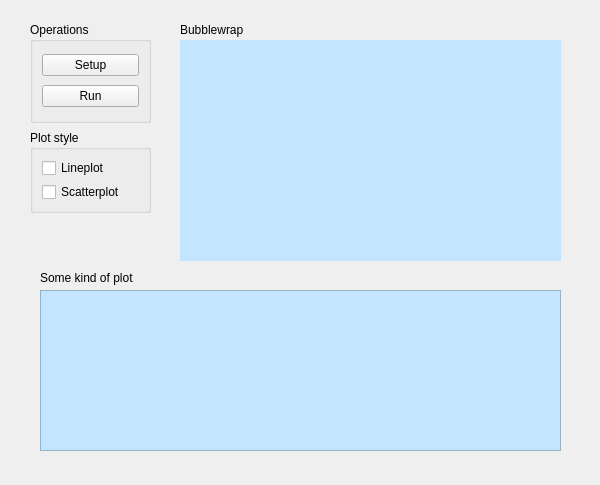
Qt form demos/bubblewrap/actors/improv_bubble.ui (project-improv/improv) before a commit.
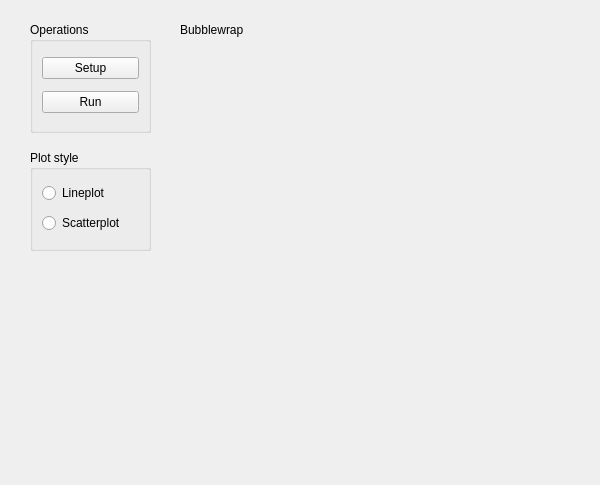
The same form after that commit.

Commit message: changed checkbox to radiobutton

The edit to the form file:
```diff
--- a/demos/bubblewrap/actors/improv_bubble.ui
+++ b/demos/bubblewrap/actors/improv_bubble.ui
@@ -22,7 +22,7 @@
      <x>30</x>
      <y>22</y>
      <width>121</width>
-     <height>101</height>
+     <height>111</height>
     </rect>
    </property>
    <property name="title">
@@ -68,9 +68,9 @@
    <property name="geometry">
     <rect>
      <x>30</x>
-     <y>130</y>
+     <y>150</y>
      <width>121</width>
-     <height>83</height>
+     <height>101</height>
     </rect>
    </property>
    <property name="title">
@@ -78,14 +78,14 @@
    </property>
    <layout class="QVBoxLayout" name="verticalLayout_3">
     <item>
-     <widget class="QCheckBox" name="checkBox">
+     <widget class="QRadioButton" name="radioButton">
       <property name="text">
        <string>Lineplot</string>
       </property>
      </widget>
     </item>
     <item>
-     <widget class="QCheckBox" name="checkBox_2">
+     <widget class="QRadioButton" name="radioButton_2">
       <property name="text">
        <string>Scatterplot</string>
       </property>
@@ -103,39 +103,7 @@
     </rect>
    </property>
    <property name="styleSheet">
-    <string notr="true">background-color: rgb(196, 229, 255);</string>
-   </property>
-  </widget>
-  <widget class="QFrame" name="frame_2">
-   <property name="geometry">
-    <rect>
-     <x>40</x>
-     <y>290</y>
-     <width>521</width>
-     <height>161</height>
-    </rect>
-   </property>
-   <property name="styleSheet">
-    <string notr="true">background-color: rgb(196, 229, 255);</string>
-   </property>
-   <property name="frameShape">
-    <enum>QFrame::StyledPanel</enum>
-   </property>
-   <property name="frameShadow">
-    <enum>QFrame::Raised</enum>
-   </property>
-  </widget>
-  <widget class="QLabel" name="label_2">
-   <property name="geometry">
-    <rect>
-     <x>40</x>
-     <y>270</y>
-     <width>191</width>
-     <height>16</height>
-    </rect>
-   </property>
-   <property name="text">
-    <string>Some kind of plot</string>
+    <string notr="true"/>
    </property>
   </widget>
  </widget>
```
The commit also changes 2 other files.
